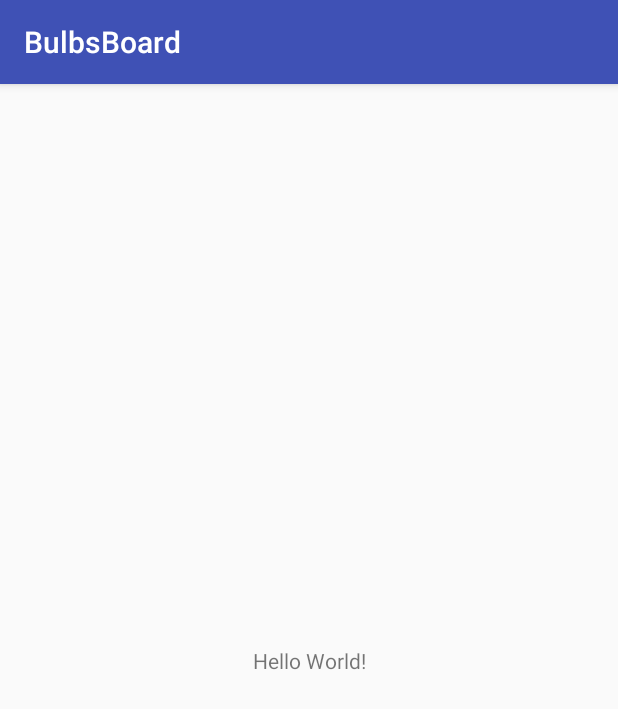
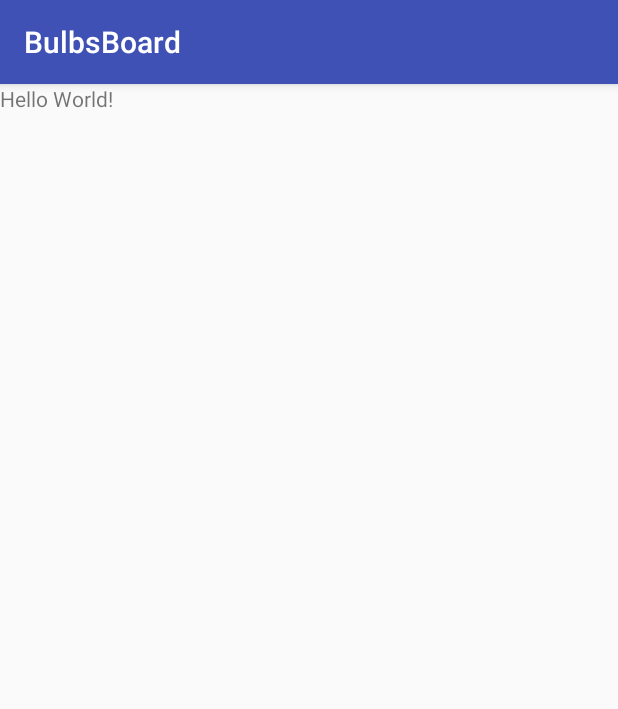
Before and after one commit to kirilenkoo/BulbsBoard, an Android app: the screen it shows after launch (MainActivity), on a phone screen of 412 x 824 dp. Shown: the top 709 px of the screen. Run offline under Robolectric (Android 15) with nearby library versions, the phone set to English and light mode, and no system bars.

```diff
--- a/app/build.gradle
+++ b/app/build.gradle
@@ -25,6 +25,5 @@ dependencies {
         exclude group: 'com.android.support', module: 'support-annotations'
     })
     compile 'com.android.support:appcompat-v7:25.3.1'
-    compile 'com.android.support.constraint:constraint-layout:1.0.2'
     testCompile 'junit:junit:4.12'
 }
--- a/app/src/main/res/layout/activity_main.xml
+++ b/app/src/main/res/layout/activity_main.xml
@@ -1,5 +1,5 @@
 <?xml version="1.0" encoding="utf-8"?>
-<android.support.constraint.ConstraintLayout xmlns:android="http://schemas.android.com/apk/res/android"
+<RelativeLayout xmlns:android="http://schemas.android.com/apk/res/android"
     xmlns:app="http://schemas.android.com/apk/res-auto"
     xmlns:tools="http://schemas.android.com/tools"
     android:layout_width="match_parent"
@@ -10,9 +10,6 @@
         android:layout_width="wrap_content"
         android:layout_height="wrap_content"
         android:text="Hello World!"
-        app:layout_constraintBottom_toBottomOf="parent"
-        app:layout_constraintLeft_toLeftOf="parent"
-        app:layout_constraintRight_toRightOf="parent"
-        app:layout_constraintTop_toTopOf="parent" />
+        />
 
-</android.support.constraint.ConstraintLayout>
+</RelativeLayout>
```
Also changed, not shown: app/src/main/java/cn/beyace/bulbsboard/BulbsBoardView.java (added, +24 -0 lines), 1 other file.
